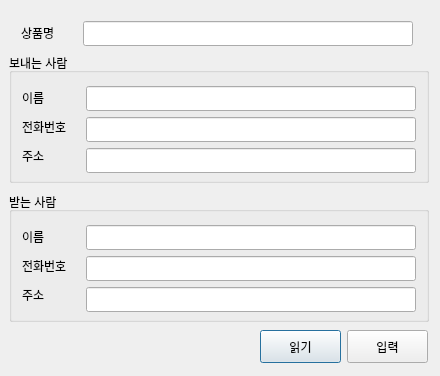
Old version of the form gui/invoice.ui in the repository addinedu-ros-5th/iot-repo-3.
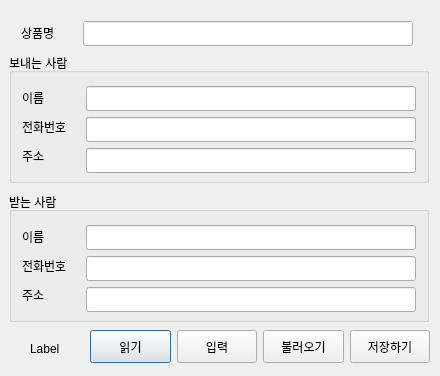
New version of the form.

```diff
--- a/gui/invoice.ui
+++ b/gui/invoice.ui
@@ -294,12 +294,12 @@
     </property>
    </widget>
   </widget>
-  <widget class="QWidget" name="">
+  <widget class="QWidget" name="layoutWidget">
    <property name="geometry">
     <rect>
-     <x>260</x>
+     <x>90</x>
      <y>330</y>
-     <width>168</width>
+     <width>340</width>
      <height>33</height>
     </rect>
    </property>
@@ -333,6 +333,35 @@
       </property>
      </widget>
     </item>
+    <item>
+     <widget class="QPushButton" name="btnDownload">
+      <property name="maximumSize">
+       <size>
+        <width>100</width>
+        <height>100</height>
+       </size>
+      </property>
+      <property name="text">
+       <string>불러오기</string>
+      </property>
+     </widget>
+    </item>
+    <item>
+     <widget class="QPushButton" name="btnUpload">
+      <property name="maximumSize">
+       <size>
+        <width>100</width>
+        <height>100</height>
+       </size>
+      </property>
+      <property name="layoutDirection">
+       <enum>Qt::RightToLeft</enum>
+      </property>
+      <property name="text">
+       <string>저장하기</string>
+      </property>
+     </widget>
+    </item>
    </layout>
   </widget>
   <widget class="QLineEdit" name="lineProductName">
@@ -376,6 +405,19 @@
     <string>상품명</string>
    </property>
   </widget>
+  <widget class="QLabel" name="labelState">
+   <property name="geometry">
+    <rect>
+     <x>30</x>
+     <y>340</y>
+     <width>121</width>
+     <height>17</height>
+    </rect>
+   </property>
+   <property name="text">
+    <string>Label</string>
+   </property>
+  </widget>
  </widget>
  <resources/>
  <connections/>
```
Left out of the diff: 2 changed lines with no effect on the pictures.
